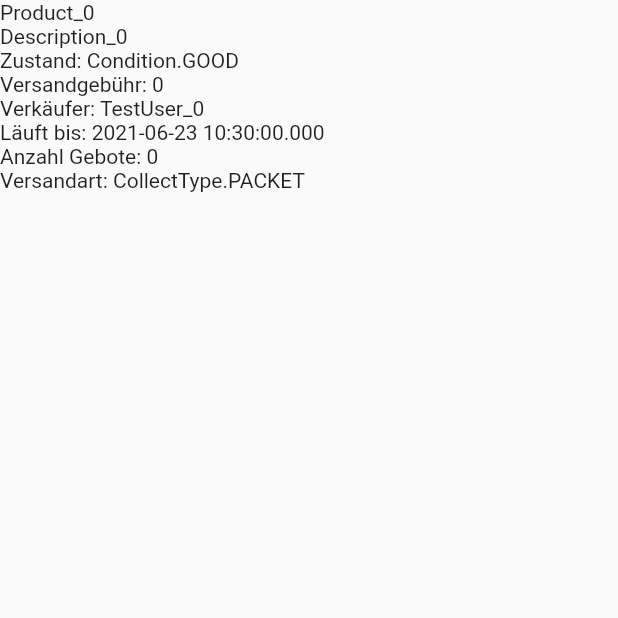
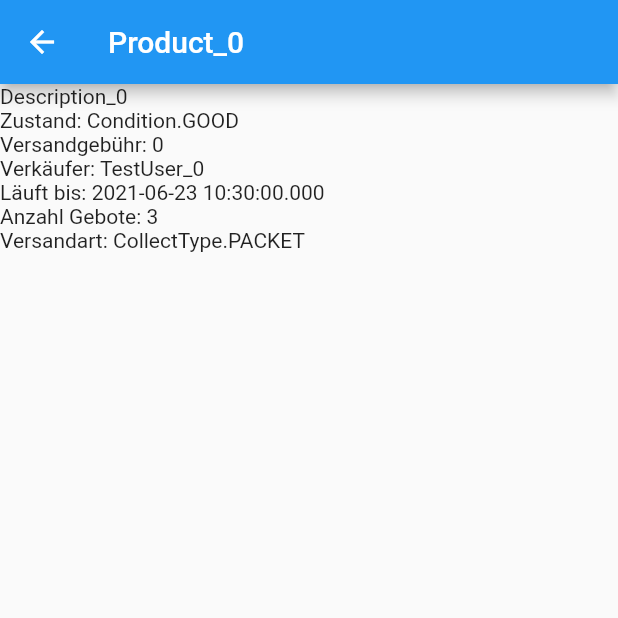
Before and after one commit to DustinHolm/lottery_app, a Flutter app: the screen it shows after launch, after a tap on an icon or button, on a phone screen of 412 x 824 dp, the top half of it. Run offline on Flutter 3.47's test engine with Material 2 defaults, Android fonts, the phone set to English and light mode, and no system bars.

Commit message:
add getTicketsUsed overview_page: show ticketsUsed

```diff
--- a/lib/LotteryGenerator.dart
+++ b/lib/LotteryGenerator.dart
@@ -20,10 +20,16 @@ class LotteryGenerator {
                 shippingCost: 0),
             startingDate: DateTime.now(),
             endingDate: DateTime.now(),
-            ticketsMap: new Map(),
+            ticketsMap: defaultUserMap(i),
             seller: new User(name: "TestUser_$i", address: new Address()),
             winner: null,
             collectType: CollectType.PACKET,
             paymentType: PaymentType.CREDIT_CARD));
   }
 }
+
+Map<User, int> defaultUserMap(int i) => {
+      User(name: "Sandra_$i", address: Address()): i,
+      User(name: "Peter_$i", address: Address()): i * 2,
+      User(name: "Heinz_$i", address: Address()): i * 3,
+    };
--- a/lib/models/lottery.dart
+++ b/lib/models/lottery.dart
@@ -23,4 +23,8 @@ class Lottery {
     required this.collectType,
     required this.paymentType,
   });
+
+  int getTicketsUsed() {
+    return this.ticketsMap.values.reduce((value, element) => value + element);
+  }
 }
--- a/lib/pages/overview_page.dart
+++ b/lib/pages/overview_page.dart
@@ -24,9 +24,21 @@ class _OverviewPageState extends State<OverviewPage> {
         body: ListView.builder(
           itemCount: widget.lotteries.length,
           itemBuilder: (context, index) {
+            Lottery lottery = widget.lotteries[index];
+            int ticketsUsed = lottery.getTicketsUsed();
+            Color color = ticketsUsed <= 0
+                ? Colors.grey
+                : ticketsUsed <= 23
+                    ? Colors.yellow
+                    : Colors.red;
             return ListTile(
-              title: Text("${widget.lotteries[index].product.name}"),
-              trailing: Text("${widget.lotteries[index].product.description}"),
+              title: Text("${lottery.product.name}"),
+              trailing: Text(
+                "$ticketsUsed Tickets",
+                style: TextStyle(
+                  color: color,
+                ),
+              ),
               onTap: () => Navigator.push(
                   context,
                   MaterialPageRoute(
--- a/lib/pages/product_detail_page.dart
+++ b/lib/pages/product_detail_page.dart
@@ -5,13 +5,15 @@ class ProductDetailPage extends StatelessWidget {
   ProductDetailPage({required this.lottery});
   final Lottery lottery;
 
-
   @override
   Widget build(BuildContext context) {
     return Scaffold(
+        appBar: AppBar(
+          title: Text(lottery.product.name),
+        ),
         body: ListView(
           children: [
-          Text(lottery.product.name),
+            //Text(lottery.product.name),
             Text(lottery.product.description),
             Text("Zustand: ${lottery.product.condition.toString()}"),
             Text("Versandgebühr: ${lottery.product.shippingCost.toString()}"),
@@ -20,8 +22,6 @@ class ProductDetailPage extends StatelessWidget {
             Text("Anzahl Gebote: ${lottery.ticketsMap.length.toString()}"),
             Text("Versandart: ${lottery.collectType.toString()}"),
           ],
-      )
-    );
+        ));
   }
-
 }
```
Lines whose indentation alone changed are shown as unchanged.
